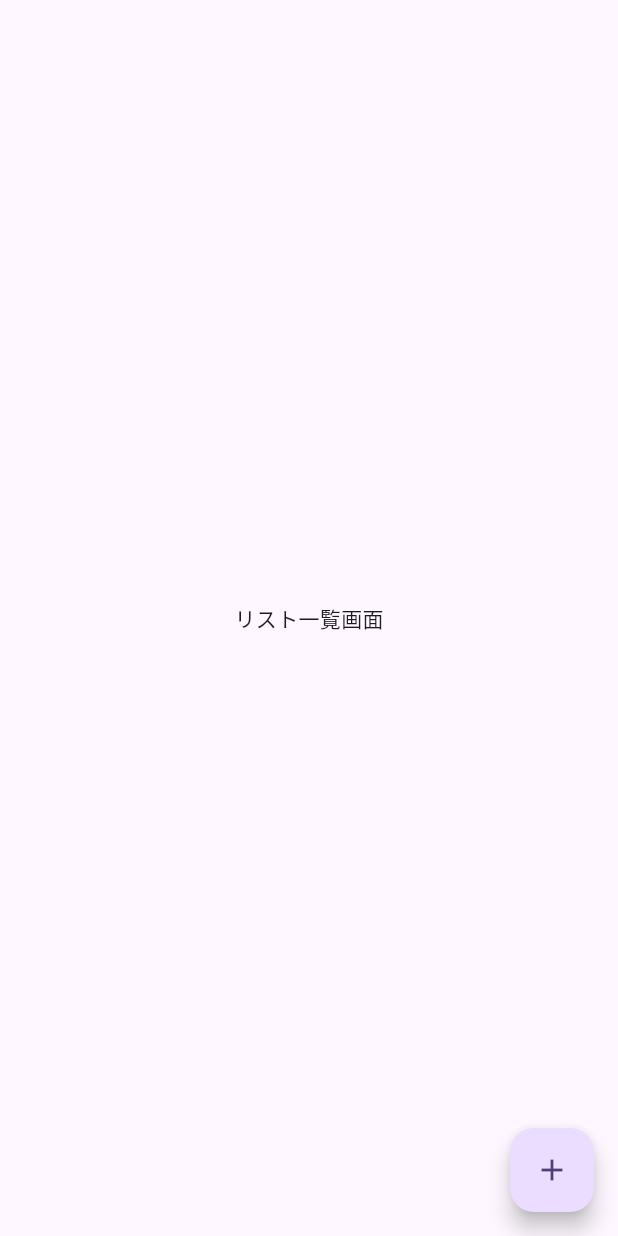
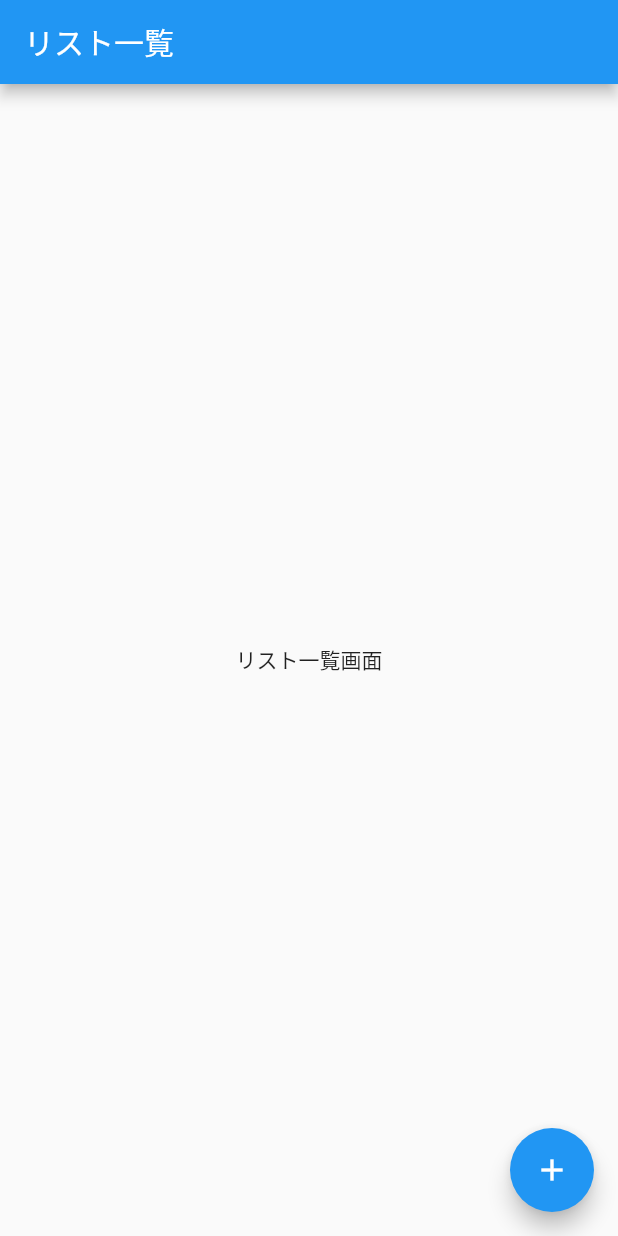
Before and after one commit to xyytgae/flutter-todo, a Flutter app: the screen it shows after launch, on a phone screen of 412 x 824 dp. Run offline on Flutter 3.47's test engine with Material 2 defaults, Android fonts, the phone set to English and light mode, and no system bars.

Commit message:
feat: AppBarを表示

```diff
--- a/lib/main.dart
+++ b/lib/main.dart
@@ -12,9 +12,9 @@ class MyApp extends StatelessWidget {
     return MaterialApp(
       title: 'Flutter Demo',
       theme: ThemeData(
-        colorScheme: ColorScheme.fromSeed(seedColor: Colors.deepPurple),
-        useMaterial3: true,
+        primarySwatch: Colors.blue,
       ),
+      debugShowCheckedModeBanner: false,
       home: const TodoListPage(),
     );
   }
@@ -26,6 +26,9 @@ class TodoListPage extends StatelessWidget {
   @override
   Widget build(BuildContext context) {
     return Scaffold(
+      appBar: AppBar(
+        title: const Text('リスト一覧'),
+      ),
       body: const Center(
         child: Text('リスト一覧画面'),
       ),
```
